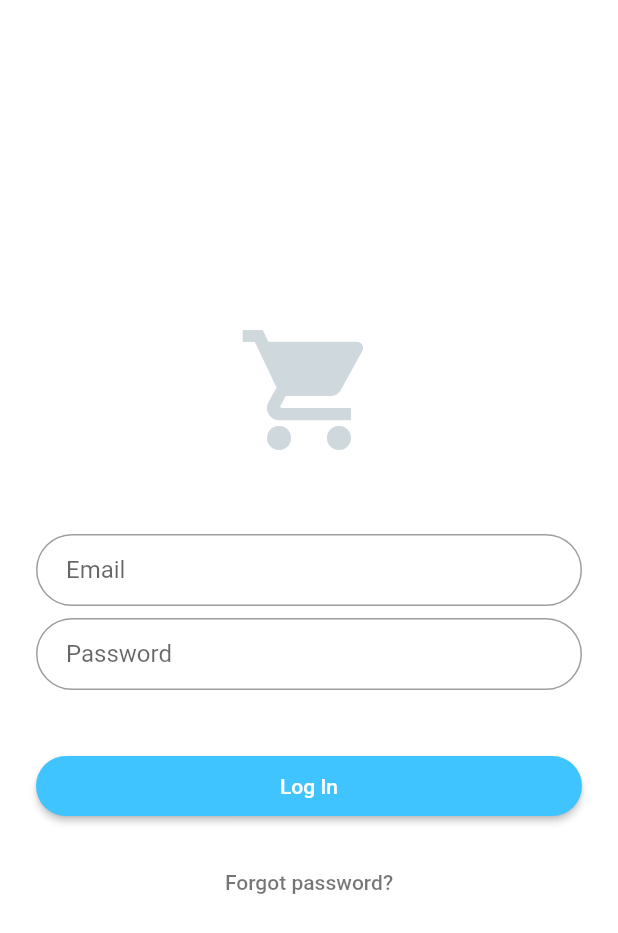
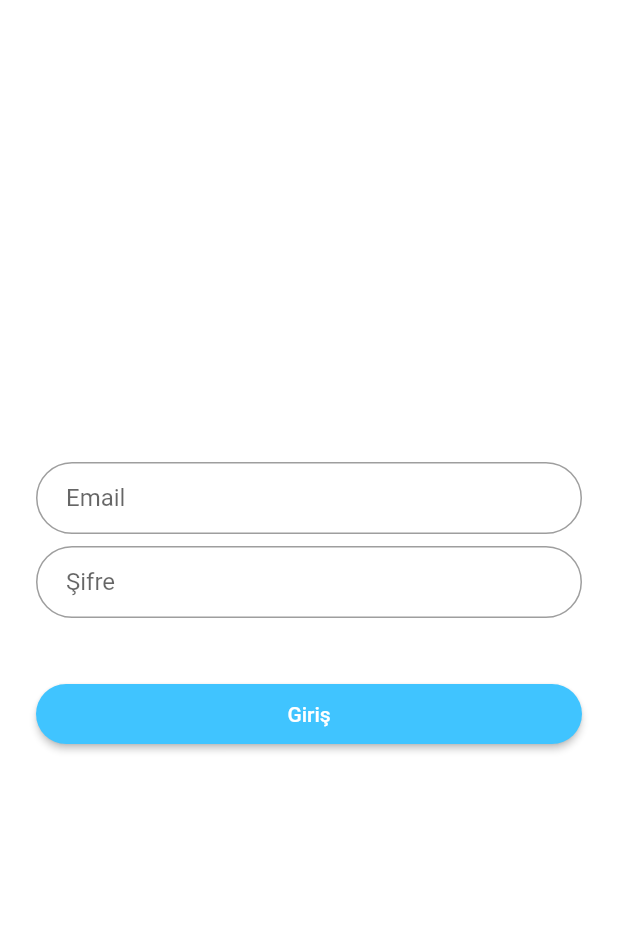
Before and after one commit to OPazar/opazar, a Flutter app: the LoginPage screen opened directly, on a phone screen of 412 x 824 dp. Shown: the top 933 px of the screen. Run offline on Flutter 3.47's test engine with Material 2 defaults, Android fonts, the phone set to English and light mode, and no system bars; our stand-ins replace async_builder, cached_network_image, cloud_firestore, firebase_auth, flutter_icons, flutter_mobx; accounts and stored records are empty.

Commit message:
login page validation & auth services

```diff
--- a/lib/main.dart
+++ b/lib/main.dart
@@ -1,5 +1,5 @@
 import 'package:flutter/material.dart';
-import 'package:opazar/screens/register_page.dart';
+import 'package:opazar/screens/login_page.dart';
 
 
 void main() => runApp(MyApp());
@@ -10,7 +10,7 @@ class MyApp extends StatelessWidget {
     return MaterialApp(
       debugShowCheckedModeBanner: false,
       theme: ThemeData(primarySwatch: Colors.blueGrey),
-      home: RegisterPage(),
+      home: LoginPage(),
     );
   }
 }
--- a/lib/screens/login_page.dart
+++ b/lib/screens/login_page.dart
@@ -1,23 +1,23 @@
+import 'package:async_builder/async_builder.dart';
 import 'package:flutter/material.dart';
+import 'package:opazar/screens/dealer_page.dart';
+import 'package:opazar/services/auth.dart';
 
 class LoginPage extends StatefulWidget {
-  static String tag = 'login-page';
   @override
   _LoginPageState createState() => new _LoginPageState();
 }
 
 class _LoginPageState extends State<LoginPage> {
+  final auth = AuthService();
+  final GlobalKey<FormState> _formKey = GlobalKey<FormState>();
+  bool _autoValidate = false;
+
+  String emailValue;
+  String passwordValue;
+
   @override
   Widget build(BuildContext context) {
-    final logo = Hero(
-      tag: 'hero',
-      child: CircleAvatar(
-        backgroundColor: Colors.transparent,
-        radius: 48.0,
-        child: Icon(Icons.shopping_cart,size: 96,),
-      ),
-    );
-
     final email = TextFormField(
       keyboardType: TextInputType.emailAddress,
       autofocus: false,
@@ -27,58 +27,83 @@ class _LoginPageState extends State<LoginPage> {
         contentPadding: EdgeInsets.fromLTRB(20.0, 10.0, 20.0, 10.0),
         border: OutlineInputBorder(borderRadius: BorderRadius.circular(32.0)),
       ),
+      // ignore: missing_return
+      validator: (String value) {
+        Pattern pattern =
+            r'^(([^<>()[\]\\.,;:\s@\"]+(\.[^<>()[\]\\.,;:\s@\"]+)*)|(\".+\"))@((\[[0-9]{1,3}\.[0-9]{1,3}\.[0-9]{1,3}\.[0-9]{1,3}\])|(([a-zA-Z\-0-9]+\.)+[a-zA-Z]{2,}))$';
+        RegExp regex = new RegExp(pattern);
+        if (!regex.hasMatch(value)) {
+          return 'Geçersiz email adresi';
+        }
+      },
+      onSaved: (newValue) => emailValue = newValue,
     );
-
     final password = TextFormField(
       autofocus: false,
       initialValue: '',
       obscureText: true,
       decoration: InputDecoration(
-        hintText: 'Password',
+        hintText: 'Şifre',
         contentPadding: EdgeInsets.fromLTRB(20.0, 10.0, 20.0, 10.0),
         border: OutlineInputBorder(borderRadius: BorderRadius.circular(32.0)),
       ),
+      onSaved: (newValue) => passwordValue = newValue,
     );
 
-    final loginButton = Padding(
+    final submitButton = Padding(
       padding: EdgeInsets.symmetric(vertical: 16.0),
       child: RaisedButton(
         shape: RoundedRectangleBorder(
           borderRadius: BorderRadius.circular(24),
         ),
-        onPressed: () {},
         padding: EdgeInsets.all(12),
         color: Colors.lightBlueAccent,
-        child: Text('Log In', style: TextStyle(color: Colors.white)),
+        child: Text('Giriş', style: TextStyle(color: Colors.white)),
+        onPressed: () => _validateInputs(),
       ),
-    );
-
-    final forgotLabel = FlatButton(
-      child: Text(
-        'Forgot password?',
-        style: TextStyle(color: Colors.black54),
-      ),
-      onPressed: () {},
     );
 
     return Scaffold(
       backgroundColor: Colors.white,
       body: Center(
+        child: Form(
+          key: _formKey,
+          autovalidate: _autoValidate,
           child: ListView(
             shrinkWrap: true,
+            primary: false,
             padding: EdgeInsets.only(left: 24.0, right: 24.0),
             children: <Widget>[
-            logo,
-            SizedBox(height: 48.0),
               email,
               SizedBox(height: 8.0),
               password,
               SizedBox(height: 24.0),
-            loginButton,
-            forgotLabel
+              submitButton,
             ],
+          ),
         ),
       ),
     );
   }
+
+  void _validateInputs() {
+    if (_formKey.currentState.validate()) {
+      print('validated');
+      _formKey.currentState.save();
+      //onayla
+      auth.login(email: emailValue, password: passwordValue)
+      .catchError((error) {})
+      .then((value) {
+        Navigator.pushReplacement(
+            context,
+            MaterialPageRoute(
+              builder: (context) => DealerPage(),
+            ));
+      });
+    } else {
+      setState(() {
+        _autoValidate = true;
+      });
     }
+  }
+}
```
Also changed, not shown: lib/services/auth.dart (+68 -7 lines). Lines whose indentation alone changed are shown as unchanged.
